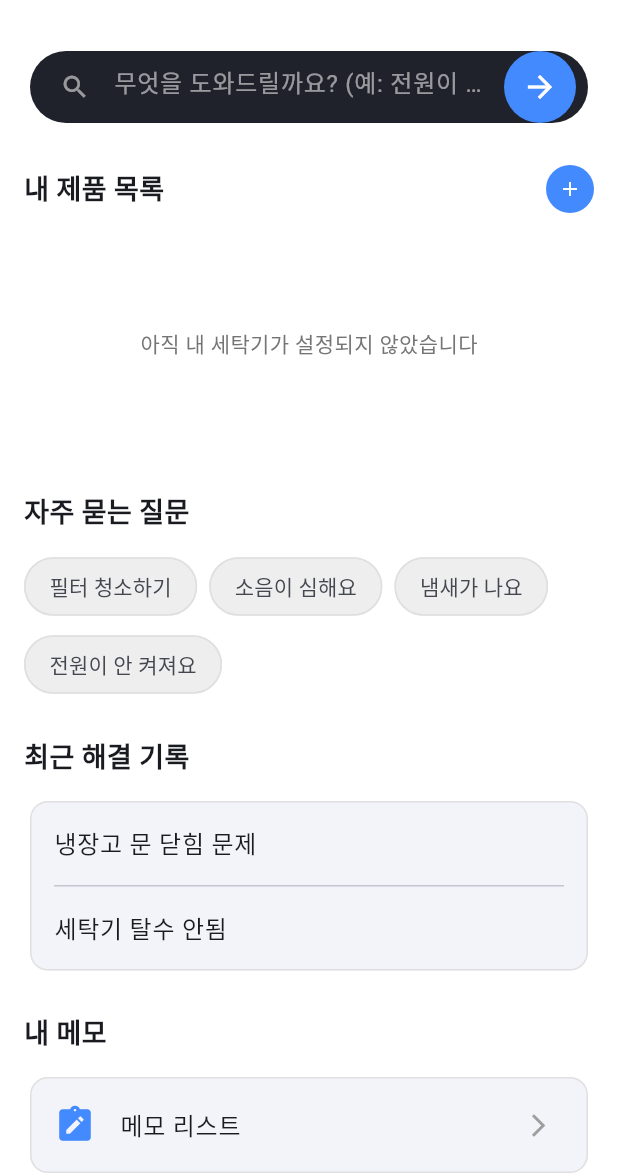
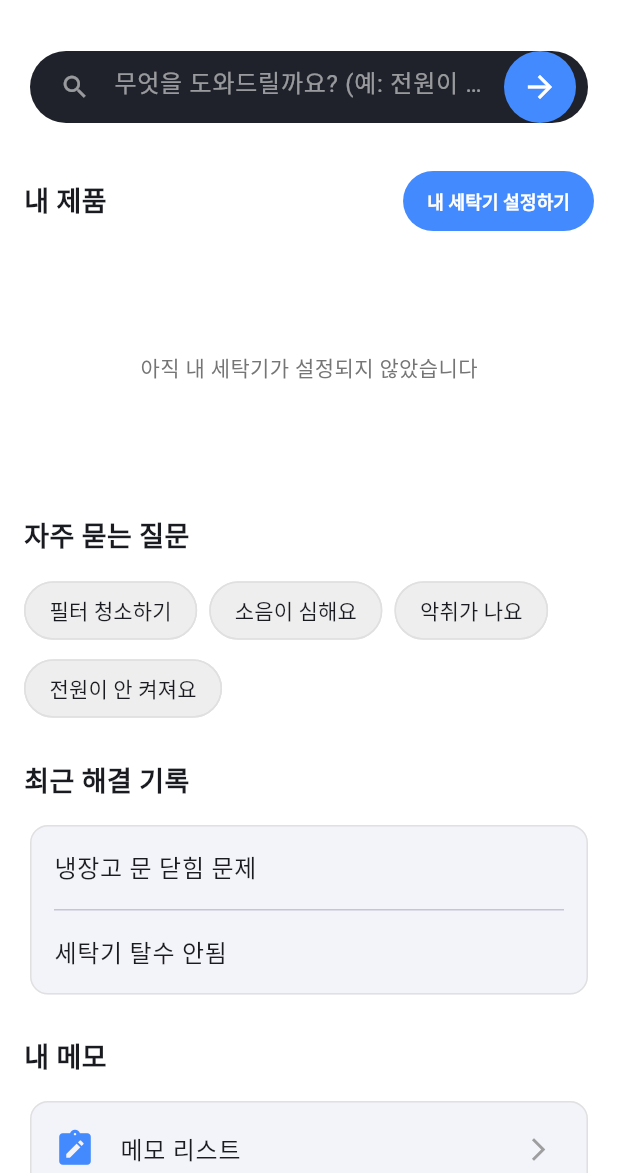
Before and after one commit to jw77668/Mobile_programming_Group, a Flutter app: the HomePage screen opened directly, on a phone screen of 412 x 824 dp, the part 63-1236 px from its top. Run offline on Flutter 3.47's test engine with Material 3 defaults, Android fonts, the phone set to English and light mode, and no system bars; our stand-ins replace hive, hive_flutter, image_picker, shared_preferences; missing offline and left inert: flutter_quill, syncfusion_flutter_pdfviewer; accounts and stored records are empty; network calls fail.

Commit message:
챗봇 - 페이지 정보 참조, 해당 페이지로 이동 버튼+ (merge 잘못한거 수정)

```diff
--- a/lib/pages/home_page.dart
+++ b/lib/pages/home_page.dart
@@ -1,60 +1,27 @@
 import 'package:flutter/material.dart';
-import 'package:shared_preferences/shared_preferences.dart';
+import 'package:provider/provider.dart';
+import '../services/washer_service.dart';
 import 'find_washer.dart';
 import 'manual_viewer_page.dart';
 import '../models/washer_model.dart';
 import 'chatbot_page.dart';
 import 'notes_list_page.dart';
-class HomePage extends StatefulWidget {
+import 'FAQ/filter_clean.dart';
+import 'FAQ/noise.dart';
+import 'FAQ/bad_smell.dart';
+import 'FAQ/power_off.dart';
+
+class HomePage extends StatelessWidget {
   const HomePage({super.key});
 
-  @override
-  State<HomePage> createState() => _HomePageState();
-}
-
-class _HomePageState extends State<HomePage> {
-  WasherModel? _myWasher;
-
-  @override
-  void initState() {
-    super.initState();
-    _loadMyWasher();
-  }
-
-  Future<void> _loadMyWasher() async {
-    final prefs = await SharedPreferences.getInstance();
-    final washerCode = prefs.getString('my_washer_code');
-
-    if (washerCode != null) {
-      final washers = WasherModel.getDefaultWashers();
-      setState(() {
-        _myWasher = washers.firstWhere(
-          (w) => w.washerCode == washerCode,
-          orElse: () => washers.first,
-        );
-      });
-    }
-  }
-
-  Future<void> _navigateToFindWasher() async {
-    // 버튼 클릭 시 로그 확인을 위한 print문 추가
-    print("Navigating to FindWasherPage...");
-    final result = await Navigator.push<WasherModel>(
+  Future<void> _navigateToFindWasher(BuildContext context) async {
+    Navigator.push(
       context,
       MaterialPageRoute(builder: (context) => const FindWasherPage()),
     );
+  }
 
-    if (result != null) {
-      final prefs = await SharedPreferences.getInstance();
-      await prefs.setString('my_washer_code', result.washerCode);
-      setState(() {
-        _myWasher = result;
-      });
-    }
-  }
-  //메모장
-  void _navigateToNoteList() {
-    print("Navigating to NoteListPage...");
+  void _navigateToNoteList(BuildContext context) {
     Navigator.push(
       context,
       MaterialPageRoute(builder: (context) => const NoteListPage()),
@@ -63,12 +30,11 @@ class _HomePageState extends State<HomePage> {
 
   @override
   Widget build(BuildContext context) {
+    final myWasher = Provider.of<WasherService>(context).currentWasher;
+
     return Scaffold(
       appBar: AppBar(
-        title: const Text(
-          'Smart Guide',
-          style: TextStyle(fontWeight: FontWeight.bold),
-        ),
+        title: const Text('Smart Guide', style: TextStyle(fontWeight: FontWeight.bold)),
         centerTitle: true,
         backgroundColor: Colors.white,
         elevation: 0,
@@ -78,34 +44,33 @@ class _HomePageState extends State<HomePage> {
         child: Column(
           crossAxisAlignment: CrossAxisAlignment.start,
           children: [
-            _buildSearchCard(),
+            _buildSearchCard(context, myWasher),
             const SizedBox(height: 24),
-            _buildSectionHeader(context, '내 제품 목록'),
+            _buildSectionHeader(context, '내 제품'),
             const SizedBox(height: 12),
-            _buildProductList(),
+            _buildProductList(context, myWasher),
             const SizedBox(height: 24),
             _buildSectionHeader(context, '자주 묻는 질문'),
             const SizedBox(height: 12),
-            _buildFaqChips(),
+            _buildFaqChips(context),
             const SizedBox(height: 24),
             _buildSectionHeader(context, '최근 해결 기록'),
             const SizedBox(height: 12),
             _buildRecentHistory(),
-            //내 메모 블록 추가
             const SizedBox(height: 24),
             _buildSectionHeader(context, '내 메모'),
             const SizedBox(height: 12),
-            _buildMemoSection(),
+            _buildMemoSection(context),
           ],
         ),
       ),
       backgroundColor: Colors.white,
     );
   }
-  //내 메모 섹션
-  Widget _buildMemoSection() {
+
+  Widget _buildMemoSection(BuildContext context) {
     return InkWell(
-      onTap: _navigateToNoteList, // 메모 페이지 이동 함수 호출
+      onTap: () => _navigateToNoteList(context),
       borderRadius: BorderRadius.circular(12),
       child: Card(
         elevation: 0,
@@ -116,42 +81,34 @@ class _HomePageState extends State<HomePage> {
         child: const Padding(
           padding: EdgeInsets.symmetric(vertical: 4.0),
           child: ListTile(
-            leading: Icon(
-              Icons.note_alt,
-              color: Colors.blueAccent, // 기존 디자인의 아이콘 색상 활용
-              size: 28,
-            ),
-            title: Text(
-              '메모 리스트', // 메모장 리스트로 이동함을 명확히 표시
-              style: TextStyle(fontWeight: FontWeight.w500),
-            ),
-            trailing: Icon(
-              Icons.arrow_forward_ios,
-              color: Colors.grey,
-              size: 18,
-            ),
+            leading: Icon(Icons.note_alt, color: Colors.blueAccent, size: 28),
+            title: Text('메모 리스트', style: TextStyle(fontWeight: FontWeight.w500)),
+            trailing: Icon(Icons.arrow_forward_ios, color: Colors.grey, size: 18),
           ),
         ),
       ),
     );
   }
 
-  Widget _buildSearchCard() {
+  Widget _buildSearchCard(BuildContext context, WasherModel? myWasher) {
     return InkWell(
       onTap: () {
-        Navigator.push(
-          context,
-          MaterialPageRoute(builder: (context) => const ChatbotPage()),
+        if (myWasher != null) {
+          Navigator.push(context, MaterialPageRoute(builder: (context) => const ChatbotPage()));
+        } else {
+          ScaffoldMessenger.of(context).showSnackBar(
+            const SnackBar(content: Text('먼저 내 제품을 등록해주세요.')),
           );
+        }
       },
       child: Card(
         elevation: 0,
         color: const Color(0xFF1F222A),
         shape: RoundedRectangleBorder(borderRadius: BorderRadius.circular(30)),
-        child: const Padding(
+        child: const IgnorePointer(
+          child: Padding(
             padding: EdgeInsets.symmetric(horizontal: 8.0),
             child: TextField(
-            enabled: false,
               style: TextStyle(color: Colors.white),
               decoration: InputDecoration(
                 icon: Padding(
@@ -169,6 +126,7 @@ class _HomePageState extends State<HomePage> {
             ),
           ),
         ),
+      ),
     );
   }
 
@@ -176,60 +134,44 @@ class _HomePageState extends State<HomePage> {
     return Row(
       mainAxisAlignment: MainAxisAlignment.spaceBetween,
       children: [
-        Text(
-          title,
-          style: const TextStyle(fontSize: 18, fontWeight: FontWeight.bold),
+        Text(title, style: const TextStyle(fontSize: 18, fontWeight: FontWeight.bold)),
+        if (title == '내 제품')
+          TextButton(
+            onPressed: () => _navigateToFindWasher(context),
+            style: TextButton.styleFrom(
+              backgroundColor: Colors.blueAccent,
+              foregroundColor: Colors.white,
+              padding: const EdgeInsets.symmetric(horizontal: 16, vertical: 10),
+              shape: RoundedRectangleBorder(borderRadius: BorderRadius.circular(24)),
             ),
-        if (title == '내 제품 목록')
-          CircleAvatar(
-            backgroundColor: Colors.blueAccent,
-            radius: 16,
-            child: IconButton(
-              icon: const Icon(Icons.add, color: Colors.white, size: 16),
-              onPressed: _navigateToFindWasher,
-            ),
+            child: const Text('내 세탁기 설정하기', style: TextStyle(fontSize: 12, fontWeight: FontWeight.w600)),
           ),
       ],
     );
   }
 
-  Widget _buildProductList() {
-    if (_myWasher == null) {
+  Widget _buildProductList(BuildContext context, WasherModel? myWasher) {
+    if (myWasher == null) {
       return SizedBox(
         height: 150,
         child: Center(
-          child: Text(
-            '아직 내 세탁기가 설정되지 않았습니다',
-            style: TextStyle(fontSize: 14, color: Colors.grey[600]),
-          ),
+          child: Text('아직 내 세탁기가 설정되지 않았습니다', style: TextStyle(fontSize: 14, color: Colors.grey[600])),
         ),
       );
     }
-
     return SizedBox(
       height: 150,
-      child: ListView(
-        scrollDirection: Axis.horizontal,
-        children: [_buildProductCard(_myWasher!)],
-      ),
+      child: ListView(scrollDirection: Axis.horizontal, children: [_buildProductCard(context, myWasher)]),
     );
   }
 
-  Widget _buildProductCard(WasherModel washer) {
+  Widget _buildProductCard(BuildContext context, WasherModel washer) {
     return InkWell(
-      onTap: () {
-        Navigator.push(
-          context,
-          MaterialPageRoute(builder: (context) => const ManualViewerPage()),
-        );
-      },
+      onTap: () => Navigator.push(context, MaterialPageRoute(builder: (context) => const ManualViewerPage())),
       borderRadius: BorderRadius.circular(12),
       child: Card(
         elevation: 0,
-        shape: RoundedRectangleBorder(
-          borderRadius: BorderRadius.circular(12),
-          side: BorderSide(color: Colors.grey[300]!),
-        ),
+        shape: RoundedRectangleBorder(borderRadius: BorderRadius.circular(12), side: BorderSide(color: Colors.grey[300]!)),
         child: Container(
           width: 120,
           padding: const EdgeInsets.all(8.0),
@@ -238,35 +180,16 @@ class _HomePageState extends State<HomePage> {
               Expanded(
                 child: ClipRRect(
                   borderRadius: BorderRadius.circular(8),
-                  child: Image.asset(
-                    washer.imagePath,
-                    fit: BoxFit.cover,
-                    errorBuilder: (context, error, stackTrace) {
+                  child: Image.asset(washer.imagePath, fit: BoxFit.cover, errorBuilder: (context, error, stackTrace) {
                     return Container(
-                        decoration: BoxDecoration(
-                          color: Colors.grey[200],
-                          borderRadius: BorderRadius.circular(8),
-                        ),
-                        child: const Center(
-                          child: Icon(
-                            Icons.local_laundry_service,
-                            size: 40,
-                            color: Colors.grey,
-                          ),
-                        ),
+                      decoration: BoxDecoration(color: Colors.grey[200], borderRadius: BorderRadius.circular(8)),
+                      child: const Center(child: Icon(Icons.local_laundry_service, size: 40, color: Colors.grey)),
                     );
-                    },
-                  ),
+                  }),
                 ),
               ),
               const SizedBox(height: 8),
-              Text(
-                washer.washerName,
-                style: const TextStyle(fontWeight: FontWeight.w500),
-                maxLines: 2,
-                overflow: TextOverflow.ellipsis,
-                textAlign: TextAlign.center,
-              ),
+              Text(washer.washerName, style: const TextStyle(fontWeight: FontWeight.w500), maxLines: 2, overflow: TextOverflow.ellipsis, textAlign: TextAlign.center),
             ],
           ),
         ),
@@ -274,37 +197,32 @@ class _HomePageState extends State<HomePage> {
     );
   }
 
-  Widget _buildFaqChips() {
+  Widget _buildFaqChips(BuildContext context) {
     return Wrap(
       spacing: 8.0,
       runSpacing: 4.0,
       children: [
-        _buildFaqChip('필터 청소하기'),
-        _buildFaqChip('소음이 심해요'),
-        _buildFaqChip('냄새가 나요'),
-        _buildFaqChip('전원이 안 켜져요'),
+        _buildFaqChip(context, '필터 청소하기', const FilterCleanFAQ()),
+        _buildFaqChip(context, '소음이 심해요', const NoiseFAQ()),
+        _buildFaqChip(context, '악취가 나요', const BadSmellFAQ()),
+        _buildFaqChip(context, '전원이 안 켜져요', const PowerOffFAQ()),
       ],
     );
   }
 
-  Widget _buildFaqChip(String label) {
-    return Chip(
+  Widget _buildFaqChip(BuildContext context, String label, Widget page) {
+    return ActionChip(
       label: Text(label),
+      onPressed: () => Navigator.push(context, MaterialPageRoute(builder: (context) => page)),
       backgroundColor: Colors.grey[200],
-      shape: RoundedRectangleBorder(
-        borderRadius: BorderRadius.circular(20),
-        side: BorderSide(color: Colors.grey[300]!),
-      ),
+      shape: RoundedRectangleBorder(borderRadius: BorderRadius.circular(20), side: BorderSide(color: Colors.grey[300]!)),
     );
   }
 
   Widget _buildRecentHistory() {
     return Card(
       elevation: 0,
-      shape: RoundedRectangleBorder(
-        borderRadius: BorderRadius.circular(12),
-        side: BorderSide(color: Colors.grey[300]!),
-      ),
+      shape: RoundedRectangleBorder(borderRadius: BorderRadius.circular(12), side: BorderSide(color: Colors.grey[300]!)),
       child: Column(
         children: [
           ListTile(title: const Text('냉장고 문 닫힘 문제'), onTap: () {}),
```
Lines whose indentation alone changed are shown as unchanged.
